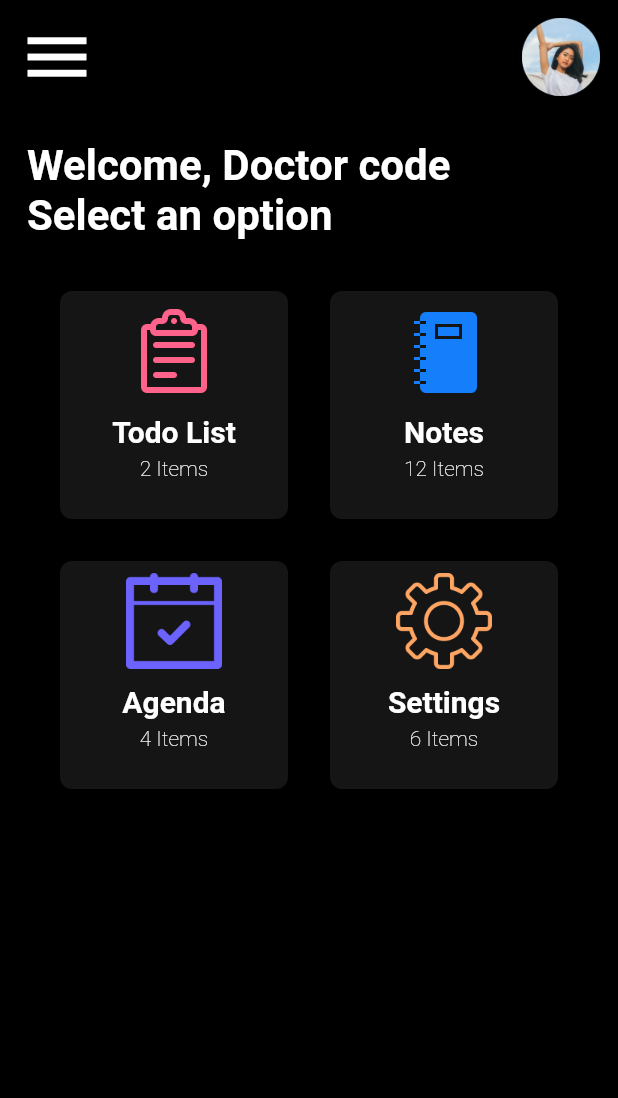
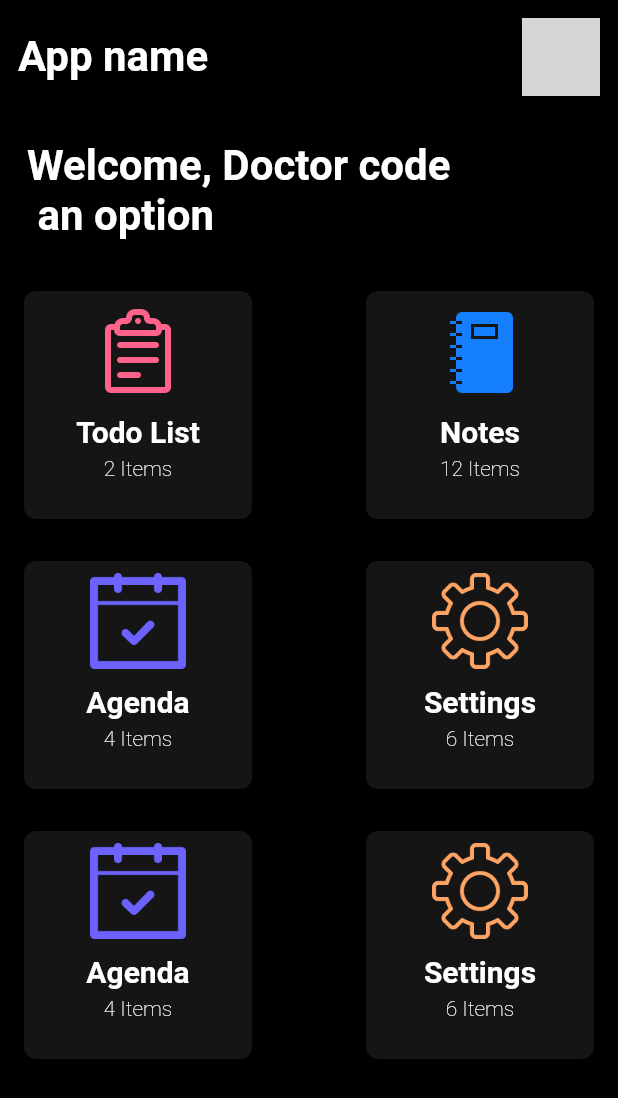
Before and after one commit to ET-TOUNANI/Surface, a Flutter app: the screen it shows after launch, on a phone screen of 412 x 824 dp. Shown: the top 1098 px of the screen. Run offline on Flutter 3.47's test engine with Material 2 defaults, Android fonts, the phone set to English and light mode, and no system bars; grey boxes are pictures that could not be loaded.

Commit message:
fin ex1 black dash

```diff
--- a/lib/main.dart
+++ b/lib/main.dart
@@ -20,7 +20,7 @@ class Dashboard extends StatelessWidget {
                   child: Row(
                     mainAxisAlignment: MainAxisAlignment.spaceBetween,
                     children: <Widget>[
-                      Icon(Icons.menu, color: Colors.white,size: 52.0,),
+                      Text("App name",style: TextStyle(color: Colors.white, fontSize: 28.0, fontWeight: FontWeight.bold),),
                       Image.asset("assets/image.png",width: 52.0,)
                     ],
                   ),
@@ -28,7 +28,7 @@ class Dashboard extends StatelessWidget {
                 Padding(
                   padding: const EdgeInsets.all(18.0),
                   child: Text(
-                    "Welcome, Doctor code \nSelect an option",
+                    "Welcome, Doctor code \n an option",
                     style: TextStyle(
                         color: Colors.white,
                         fontSize: 28.0,
@@ -44,6 +44,9 @@ class Dashboard extends StatelessWidget {
                       spacing:20,
                       runSpacing: 20.0,
                       children: <Widget>[
+                        Row(
+                          mainAxisAlignment: MainAxisAlignment.spaceBetween,
+                          children: [
                             SizedBox(
                               width:160.0,
                               height: 160.0,
@@ -130,6 +133,12 @@ class Dashboard extends StatelessWidget {
                                 ),
                               ),
                             ),
+                          ],
+                        ),
+
+                        Row(
+                          mainAxisAlignment: MainAxisAlignment.spaceBetween,
+                          children: [
                             SizedBox(
                               width:160.0,
                               height: 160.0,
@@ -218,6 +227,100 @@ class Dashboard extends StatelessWidget {
                             ),
                           ],
                         ),
+                        Row(
+                          mainAxisAlignment: MainAxisAlignment.spaceBetween,
+                          children: [
+                            SizedBox(
+                              width:160.0,
+                              height: 160.0,
+                              child: Card(
+
+                                color: Color.fromARGB(255,21, 21, 21),
+                                elevation: 2.0,
+                                shape: RoundedRectangleBorder(
+                                    borderRadius: BorderRadius.circular(8.0)
+                                ),
+                                child:Center(
+                                    child: Padding(
+                                      padding: const EdgeInsets.all(8.0),
+                                      child: Column(
+                                        children: <Widget>[
+                                          Image.asset("assets/calendar.png",width: 64.0,),
+                                          SizedBox(
+                                            height: 10.0,
+                                          ),
+                                          Text(
+                                            "Agenda",
+                                            style: TextStyle(
+                                                color: Colors.white,
+                                                fontWeight: FontWeight.bold,
+                                                fontSize: 20.0
+                                            ),
+                                          ),
+                                          SizedBox(
+                                            height: 5.0,
+                                          ),
+                                          Text(
+                                            "4 Items",
+                                            style: TextStyle(
+                                                color: Colors.white,
+                                                fontWeight: FontWeight.w100
+                                            ),
+                                          )
+                                        ],
+                                      ),
+                                    )
+                                ),
+                              ),
+                            ),
+                            SizedBox(
+                              width:160.0,
+                              height: 160.0,
+                              child: Card(
+
+                                color: Color.fromARGB(255,21, 21, 21),
+                                elevation: 2.0,
+                                shape: RoundedRectangleBorder(
+                                    borderRadius: BorderRadius.circular(8.0)
+                                ),
+                                child:Center(
+                                    child: Padding(
+                                      padding: const EdgeInsets.all(8.0),
+                                      child: Column(
+                                        children: <Widget>[
+                                          Image.asset("assets/settings.png",width: 64.0,),
+                                          SizedBox(
+                                            height: 10.0,
+                                          ),
+                                          Text(
+                                            "Settings",
+                                            style: TextStyle(
+                                                color: Colors.white,
+                                                fontWeight: FontWeight.bold,
+                                                fontSize: 20.0
+                                            ),
+                                          ),
+                                          SizedBox(
+                                            height: 5.0,
+                                          ),
+                                          Text(
+                                            "6 Items",
+                                            style: TextStyle(
+                                                color: Colors.white,
+                                                fontWeight: FontWeight.w100
+                                            ),
+                                          )
+                                        ],
+                                      ),
+                                    )
+                                ),
+                              ),
+                            ),
+                          ],
+                        ),
+
+                      ],
+                    ),
                   ),
                 )
               ],
```
Also changed, not shown: assets/ic_launcher.png (added), assets/image.png (deleted). Lines whose indentation alone changed are shown as unchanged.
